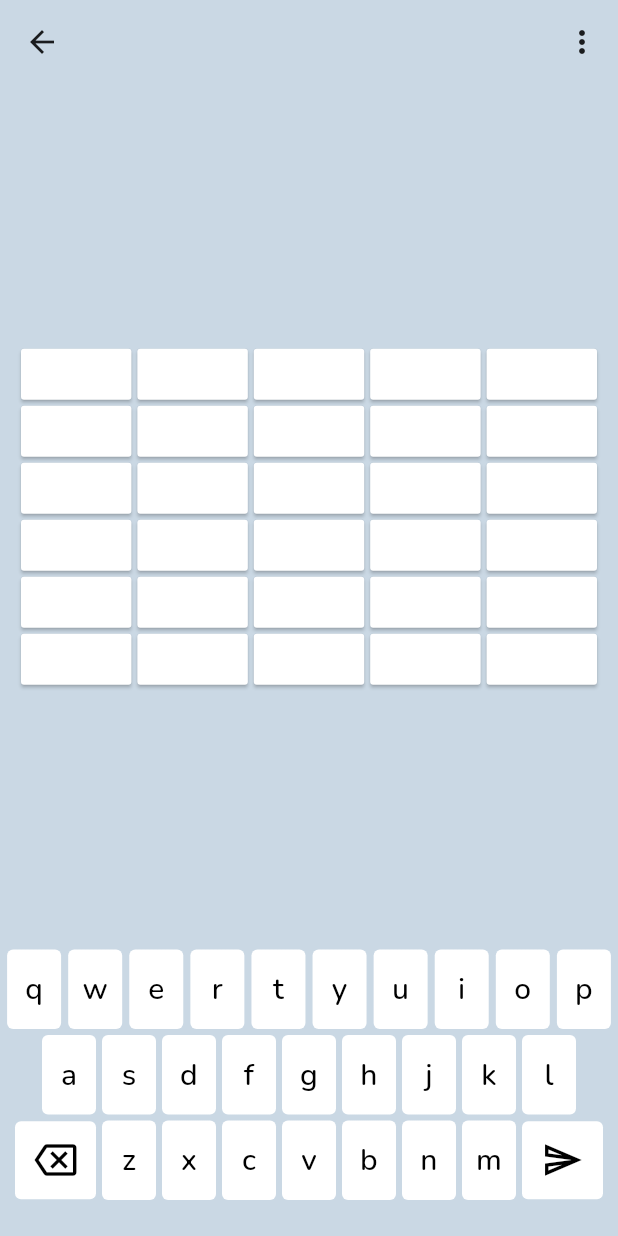
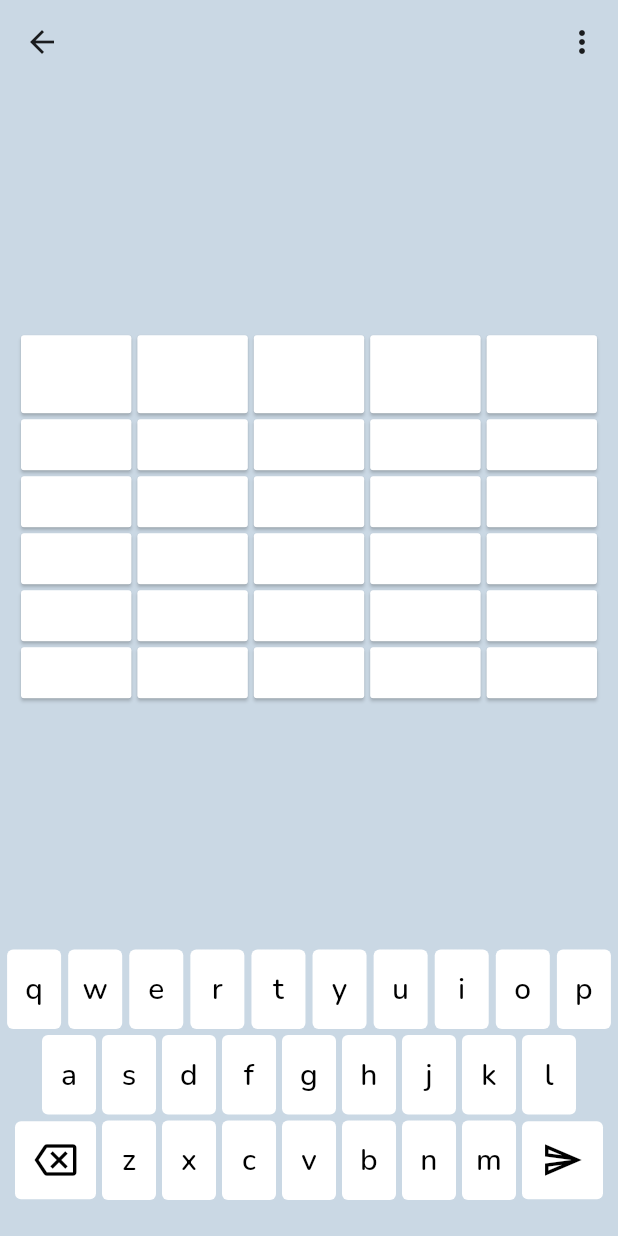
Before and after one commit to sstream17/word-game-2, a Flutter app: the Game screen opened by its route, on a phone screen of 412 x 824 dp. Run offline on Flutter 3.47's test engine with Material 3 defaults, Android fonts, the phone set to English and light mode, and no system bars; our stand-ins replace google_fonts, url_strategy.

Commit message:
WIP increasing font size for the current row

```diff
--- a/game/lib/game_board.dart
+++ b/game/lib/game_board.dart
@@ -55,6 +55,10 @@ TableCell buildTableCell(
       ? game.guesses[currentRow][currentLetter]
       : "";
 
+  // TODO: Fix this for games that have already been won.
+  // Currently the row will continue to change size, but it should stay on the row that was won.
+  double fontSize = game.guessIndex == currentRow ? 36 : 24;
+
   if (game.winIndexes[gameIndex] != -1 &&
       currentRow > game.winIndexes[gameIndex]) {
     text = "";
@@ -70,7 +74,7 @@ TableCell buildTableCell(
           text,
           style: TextStyle(
             color: textColor,
-            fontSize: 24,
+            fontSize: fontSize,
           ),
         ),
       ),
```
